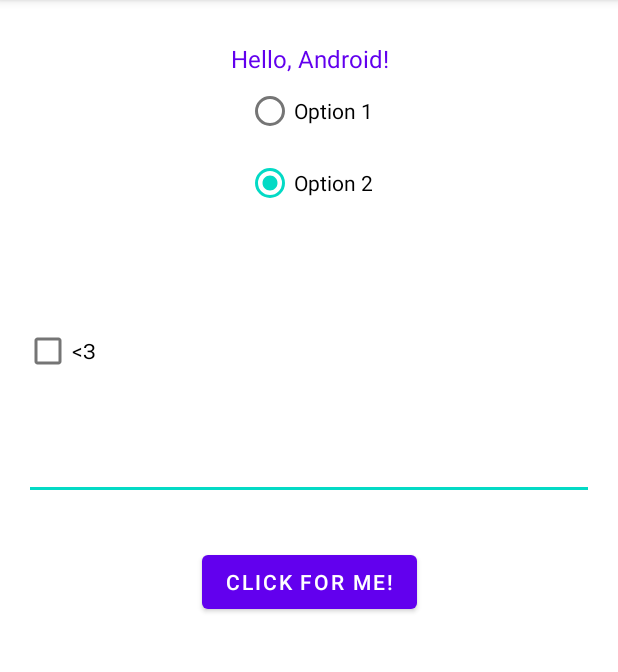
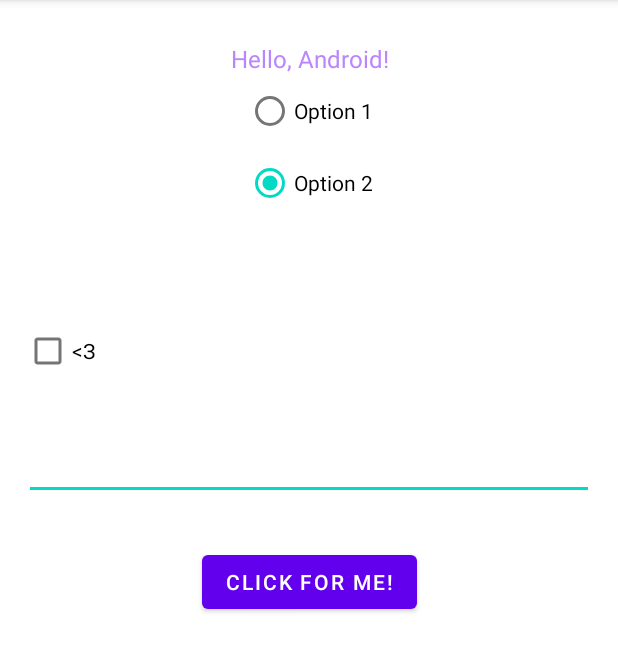
Before and after one commit to Xeni-a/Android-1, an Android app: the screen it shows after launch (MainActivity), on a phone screen of 412 x 824 dp, the part 84-756 px from its top. Run offline under Robolectric (Android 15) with nearby library versions, the phone set to English and light mode, and no system bars.

Commit message:
Android1 new

```diff
--- a/app/src/main/java/com/geekbrains/androidlevel1/MainActivity.java
+++ b/app/src/main/java/com/geekbrains/androidlevel1/MainActivity.java
@@ -51,13 +51,6 @@ public class MainActivity extends AppCompatActivity {
     }
 
     private void setHurtToImageView() {
-//        try {
-//            Drawable drawable = ContextCompat.getDrawable(getApplicationContext(), imageRes);
-//        } catch (NullPointerException ignored) {
-//
-//        }
-////        int imageRes = R.drawable.ic_baseline_favorite_24;
-////
         imageView.setImageResource(R.drawable.ic_baseline_favorite_24);
 
     }
@@ -74,7 +67,7 @@ public class MainActivity extends AppCompatActivity {
         textView.setText(R.string.hello_Android);
     }
     private void changeTextColor() {
-        int colorRes = R.color.purple_500;
+        int colorRes = R.color.purple_200;
         int color  = ContextCompat.getColor(getApplicationContext(), colorRes);
         textView.setTextColor(color);
     }
--- a/app/src/main/res/layout/activity_main.xml
+++ b/app/src/main/res/layout/activity_main.xml
@@ -14,7 +14,7 @@
         android:layout_marginTop="28dp"
         android:text="@string/hello_android"
         android:textSize="16sp"
-        android:textColor="@color/purple_500"
+        android:textColor="@color/purple_200"
         android:gravity="center_horizontal"
         app:layout_constraintHorizontal_bias="0.5"
         app:layout_constraintLeft_toLeftOf="parent"
```
